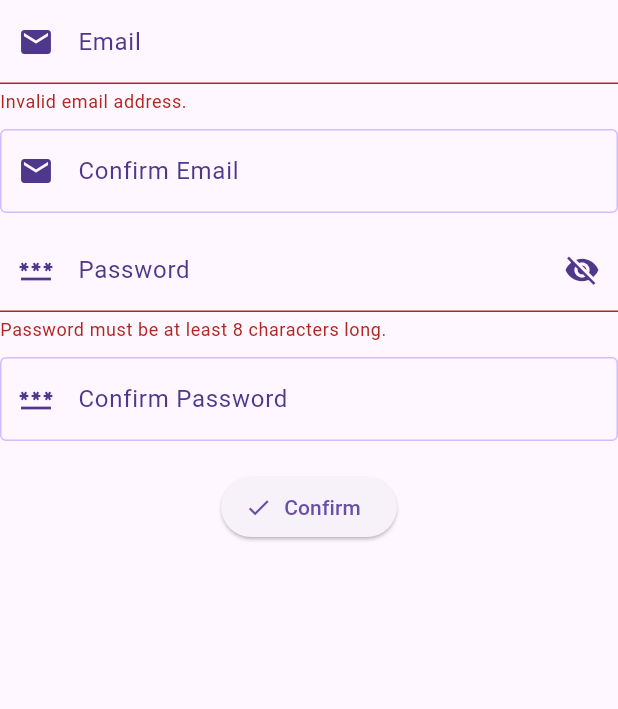
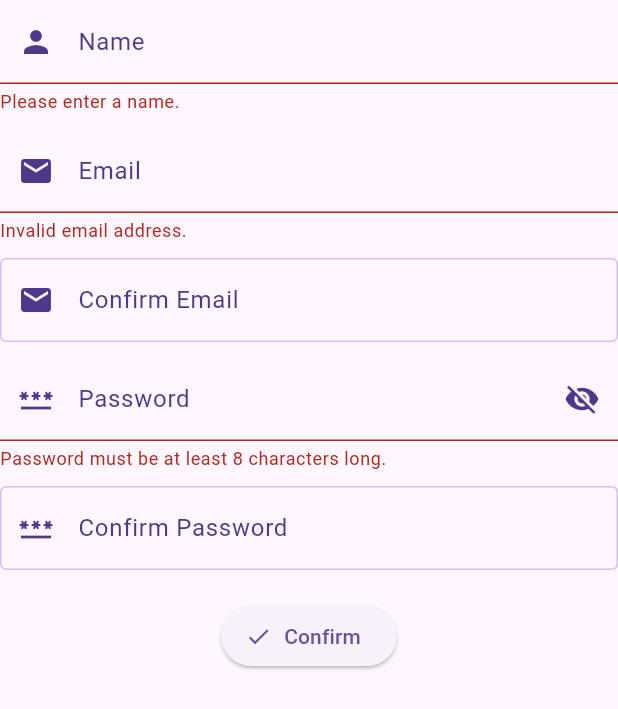
Before and after one commit to isaacangyu/Therapy-Chatbot, a Flutter app: the RegistrationForm widget shown alone on an empty page, opened directly with empty values, after a tap on "Confirm", on a phone screen of 412 x 824 dp. Shown: the top 709 px of the screen. Run offline on Flutter 3.47's test engine with Material 3 defaults, Android fonts, the phone set to English and light mode, and no system bars; our stand-ins replace drift, drift_flutter, email_validator, flutter_html, transparent_image; missing offline and left inert: drift_dev, sqlite3; accounts and stored records are empty; generated files the repository leaves out were written again.

Commit message:
Add name field to account creation.

```diff
--- a/lib/login/create_account.dart
+++ b/lib/login/create_account.dart
@@ -61,6 +61,7 @@ class RegistrationForm extends StatefulWidget {
 
 class _RegistrationFormState extends State<RegistrationForm> {
   final formKey = GlobalKey<FormState>();
+  final nameController = TextEditingController();
   final emailController = TextEditingController();
   final passwordController = TextEditingController();
   var passwordVisible = false;
@@ -78,6 +79,26 @@ class _RegistrationFormState extends State<RegistrationForm> {
       key: formKey,
       child: Column(
         children: [
+          TextFormField(
+            controller: nameController,
+            keyboardType: TextInputType.name,
+            decoration: widget.projectTheme.textFormDecoration.copyWith(
+              prefixIcon: Icon(Icons.person, color: widget.projectTheme.activeColor),
+              labelText: 'Name',
+            ),
+            style: widget.theme.textTheme.bodyLarge!.copyWith(
+              color: widget.projectTheme.activeColor,
+            ),
+            cursorColor: widget.projectTheme.activeColor,
+            autovalidateMode: AutovalidateMode.onUnfocus,
+            validator: (value) {
+              if (kDebugMode) {
+                return null;
+              }
+              return (value != null && value.isEmpty) ? 'Please enter a name.' : null;
+            },
+          ),
+          const SizedBox(height: 10),
           TextFormField(
             controller: emailController,
             keyboardType: TextInputType.emailAddress,
@@ -176,7 +197,11 @@ class _RegistrationFormState extends State<RegistrationForm> {
                   context,
                   CreatingAccountPage(widget: widget)
                 );
-                var creationState = await createAccount(emailController.text, passwordController.text);
+                var creationState = await createAccount(
+                  nameController.text,
+                  emailController.text,
+                  passwordController.text
+                );
                 if (context.mounted) {
                   if (creationState.success) {
                     pushRoute(
@@ -262,12 +287,13 @@ class CreatingAccountPage extends StatelessWidget {
   }
 }
 
-Future<CreationState> createAccount(String email, String password) async {
+Future<CreationState> createAccount(String name, String email, String password) async {
   try {
     var response = await http.post(
       Uri.parse('${Global.baseURL}/create_account'),
       headers: {'Content-Type': 'application/json'},
       body: jsonEncode({
+        'name': name,
         'email': email,
         'password': password,
       }),
```
